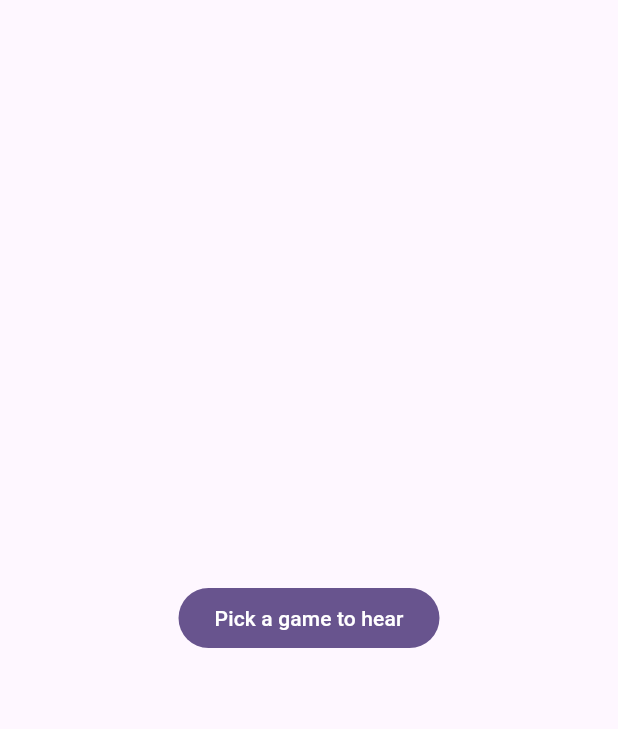
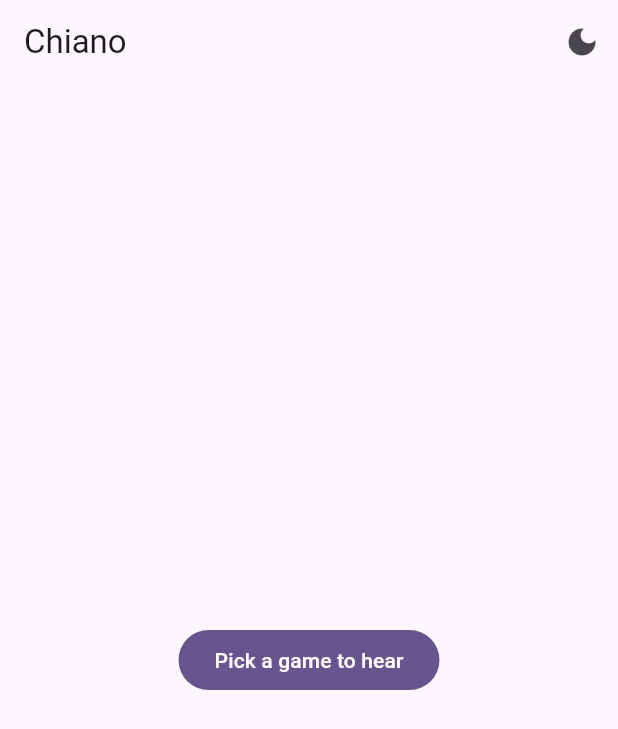
Before and after one commit to hanadi92/chiano, a Flutter app: the screen it shows after launch, on a phone screen of 412 x 824 dp. Shown: the top 729 px of the screen. Run offline on Flutter 3.47's test engine with Material 3 defaults, Android fonts, the phone set to English and light mode, and no system bars; our stand-ins replace timeago; missing offline and left inert: flutter_midi_pro.

Commit message:
feat: dark theme
Signed-off-by: hanadi92 <hanadi.tamimi@gmail.com>

```diff
--- a/lib/main.dart
+++ b/lib/main.dart
@@ -7,20 +7,51 @@ void main() {
   runApp(MyApp(apiService: ApiService(http.Client())));
 }
 
-class MyApp extends StatelessWidget {
+class MyApp extends StatefulWidget {
   const MyApp({required this.apiService, super.key});
 
   final ApiService apiService;
+
+  @override
+  State<StatefulWidget> createState() => _MyAppState();
+}
+
+class _MyAppState extends State<MyApp> {
+  ThemeMode _themeMode = ThemeMode.system;
+
+  void _toggleTheme() {
+    setState(() {
+      _themeMode = _themeMode == ThemeMode.dark
+          ? ThemeMode.light
+          : ThemeMode.dark;
+    });
+  }
 
   // This widget is the root of your application.
   @override
   Widget build(BuildContext context) {
     return MaterialApp(
-      title: 'Flutter Demo',
+      title: 'Chiano',
       theme: ThemeData(
-        colorScheme: .fromSeed(seedColor: Colors.deepPurple),
+        useMaterial3: true,
+        colorScheme: .fromSeed(
+          seedColor: Colors.deepPurple,
+          brightness: Brightness.light,
+        ),
       ),
-      home: HomeScreen(apiService: apiService,),
+      darkTheme: ThemeData(
+          useMaterial3: true,
+          colorScheme: .fromSeed(
+            seedColor: Colors.deepPurple,
+            brightness: Brightness.dark,
+          )
+      ),
+      themeMode: _themeMode,
+      home: HomeScreen(
+        apiService: widget.apiService,
+        onToggleTheme: _toggleTheme,
+        isDarkMode: _themeMode == ThemeMode.dark,
+      ),
     );
   }
 }
--- a/lib/ui/home_screen.dart
+++ b/lib/ui/home_screen.dart
@@ -4,13 +4,36 @@ import '../services/api_service.dart';
 import 'form_screen.dart';
 
 class HomeScreen extends StatelessWidget {
-  const HomeScreen({required this.apiService, super.key});
+  const HomeScreen({
+    required this.apiService,
+    required this.onToggleTheme,
+    required this.isDarkMode,
+    super.key,
+  });
 
   final ApiService apiService;
+  final VoidCallback onToggleTheme;
+  final bool isDarkMode;
 
   @override
   Widget build(BuildContext context) {
     return Scaffold(
+      appBar: AppBar(
+        title: const Text('Chiano'),
+        actions: [
+          IconButton(
+            onPressed: onToggleTheme,
+            icon: Icon(
+              isDarkMode
+                  ? Icons.light_mode
+                  : Icons.dark_mode,
+            ),
+            tooltip: isDarkMode
+                ? 'Switch to light mode'
+                : 'Switch to dark mode',
+          ),
+        ],
+      ),
       body: SafeArea(
         child: Center(
           child: Padding(
```
